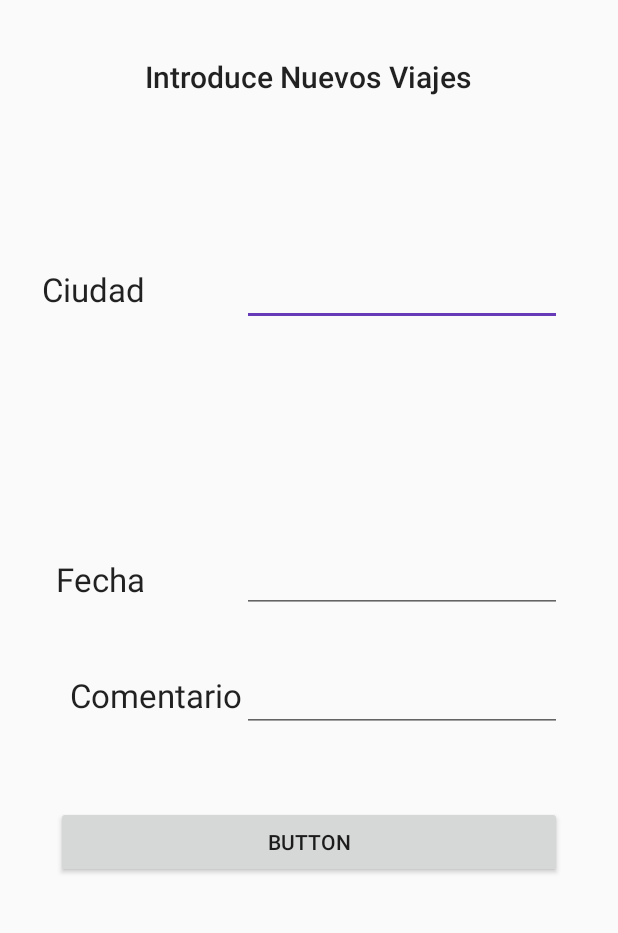
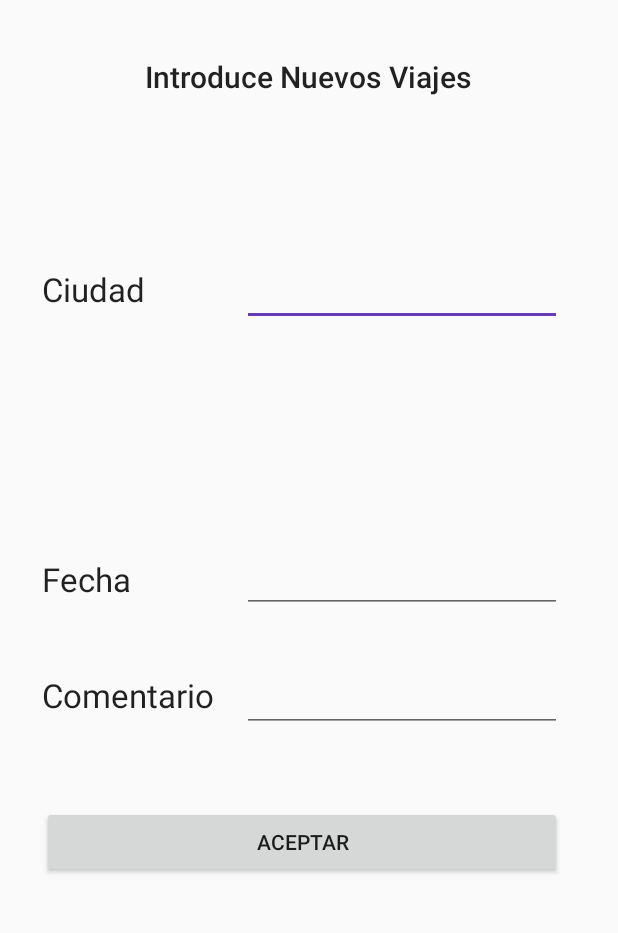
Before and after one commit to javpej/PruebaSQLite, an Android app: the DataActivity screen opened directly, with no data from a screen before it, on a phone screen of 412 x 824 dp, the part 78-1011 px from its top. Run offline under Robolectric (Android 15) with nearby library versions, the phone set to English and light mode, and no system bars.

Commit message:
Pule Interfaz Grafica

```diff
--- a/app/src/main/res/layout/activity_data.xml
+++ b/app/src/main/res/layout/activity_data.xml
@@ -43,7 +43,7 @@
             android:layout_marginEnd="37dp"
             android:layout_marginRight="37dp"
             android:ems="10"
-            android:inputType="textPersonName"/>
+            android:inputType="textPersonName" />
 
         <EditText
             android:id="@+id/ETFecha"
@@ -53,17 +53,17 @@
             android:layout_alignRight="@+id/ETCiudad"
             android:layout_centerVertical="true"
             android:ems="10"
-            android:inputType="textPersonName"/>
+            android:inputType="textPersonName" />
 
         <TextView
             android:id="@+id/textView4"
             android:layout_width="wrap_content"
             android:layout_height="wrap_content"
-            android:layout_alignEnd="@+id/textView3"
-            android:layout_alignRight="@+id/textView3"
+            android:text="Fecha"
+            android:textAppearance="@style/TextAppearance.AppCompat.Large"
             android:layout_centerVertical="true"
-            android:text="Fecha"
-            android:textAppearance="@style/TextAppearance.AppCompat.Large" />
+            android:layout_alignLeft="@+id/textView3"
+            android:layout_alignStart="@+id/textView3" />
 
         <EditText
             android:id="@+id/ETDesc"
@@ -74,18 +74,18 @@
             android:layout_below="@+id/ETFecha"
             android:layout_marginTop="34dp"
             android:ems="10"
-            android:inputType="textPersonName"/>
+            android:inputType="textPersonName" />
 
         <TextView
             android:id="@+id/textView7"
             android:layout_width="wrap_content"
             android:layout_height="wrap_content"
+            android:text="Comentario"
+            android:textAppearance="@style/TextAppearance.AppCompat.Large"
             android:layout_alignBaseline="@+id/ETDesc"
             android:layout_alignBottom="@+id/ETDesc"
-            android:layout_toLeftOf="@+id/ETDesc"
-            android:layout_toStartOf="@+id/ETDesc"
-            android:text="Comentario"
-            android:textAppearance="@style/TextAppearance.AppCompat.Large" />
+            android:layout_alignLeft="@+id/textView3"
+            android:layout_alignStart="@+id/textView3" />
 
         <Button
             android:id="@+id/BtnAceptar"
@@ -99,11 +99,9 @@
             android:layout_below="@+id/ETDesc"
             android:layout_marginTop="49dp"
             android:onClick="pulsarBotonAceptar"
-            android:text="Button"
-            tools:text="Aceptar" />
+            android:text="Aceptar" />
 
     </RelativeLayout>
 
 
-
 </LinearLayout>
--- a/app/src/main/res/layout/cardlayout.xml
+++ b/app/src/main/res/layout/cardlayout.xml
@@ -5,6 +5,10 @@
     android:id="@+id/card_view"
     android:layout_width="match_parent"
     android:layout_height="200dp"
+    android:elevation="2dp"
+    android:layout_marginTop="10dp"
+    android:layout_marginLeft="15dp"
+    android:layout_marginRight="15dp"
     card_view:cardCornerRadius="4dp">
 
     <RelativeLayout
```
